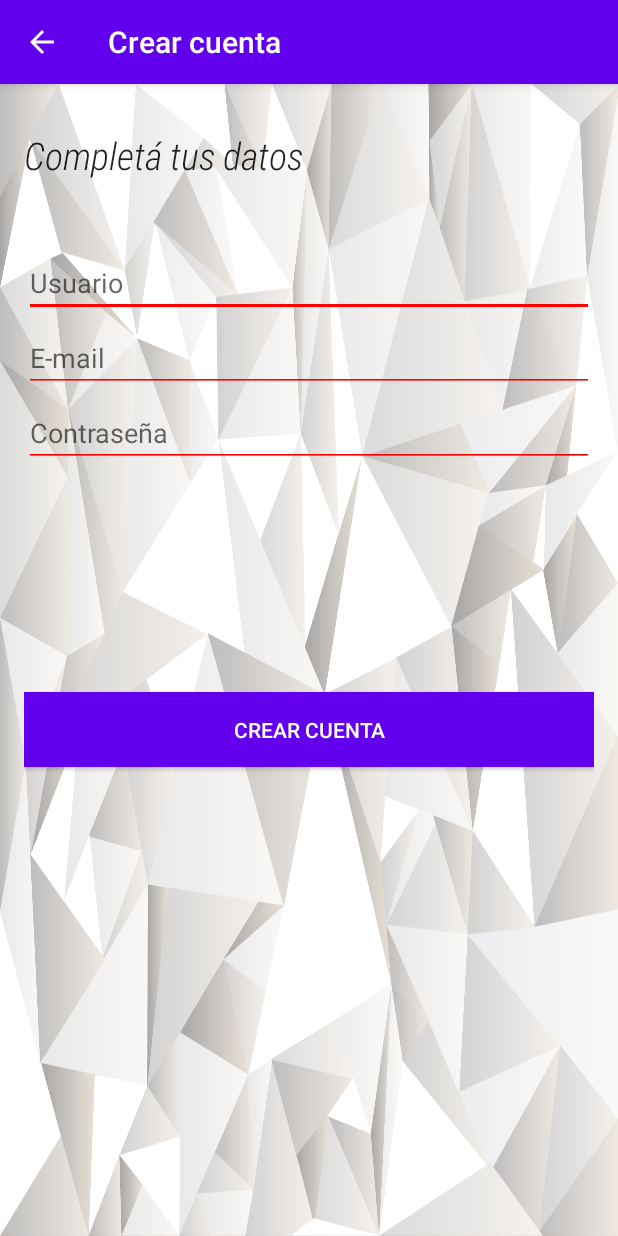
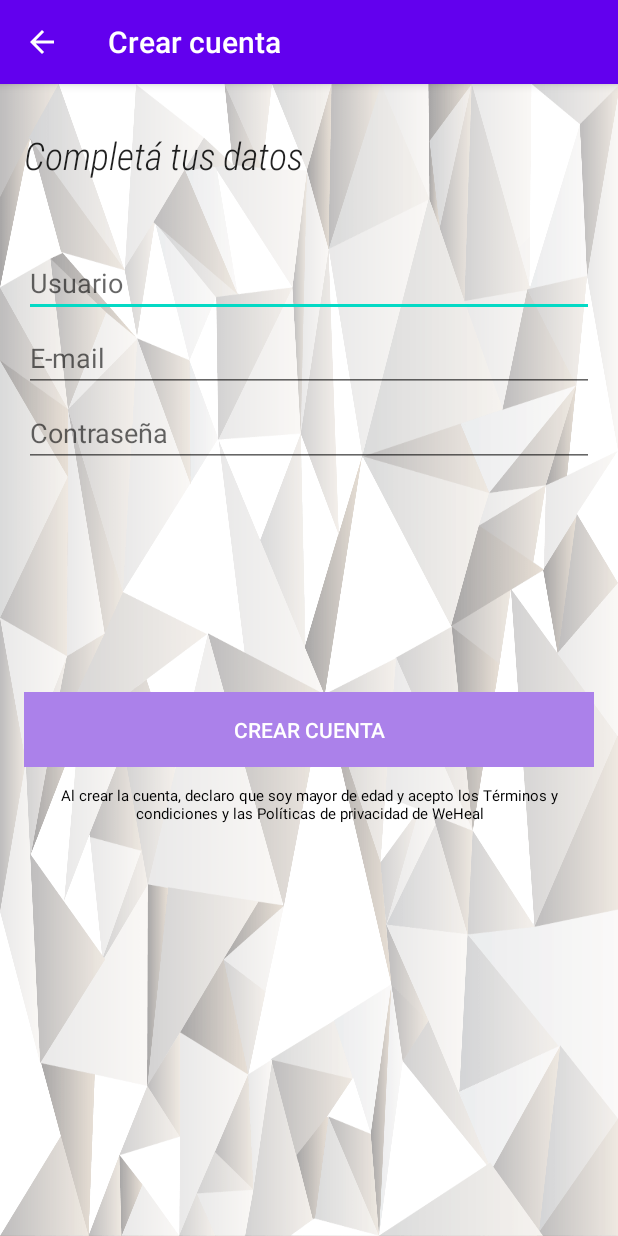
Before and after one commit to Castrogiovanni20/WeHeal, an Android app: the Registro screen opened directly, with no data from a screen before it, on a phone screen of 412 x 824 dp. Run offline under Robolectric (Android 15) with nearby library versions, the light colour scheme and no system bars; our stand-ins replace Firebase (no records; nobody signed in at launch, a user with empty details on screens opened directly).

Commit message:
Add T&C Registro

```diff
--- a/app/src/main/AndroidManifest.xml
+++ b/app/src/main/AndroidManifest.xml
@@ -14,6 +14,7 @@
             android:name="com.facebook.sdk.ApplicationId"
             android:value="@string/facebook_app_id" />
         <activity android:name=".Login"
+            android:windowSoftInputMode="stateVisible|adjustResize"
             android:parentActivityName=".MainActivity"/>
         <activity android:name=".Registro"
             android:parentActivityName=".Registro"/>
--- a/app/src/main/java/com/example/weheal/Registro.java
+++ b/app/src/main/java/com/example/weheal/Registro.java
@@ -6,6 +6,8 @@
 
 import android.content.DialogInterface;
 import android.nfc.Tag;
+import android.text.Editable;
+import android.text.TextWatcher;
 import android.util.Log;
 
 import android.content.Intent;
@@ -29,7 +31,7 @@
 
     private static final String TAG = "Registro";
     private EditText Usuario, Email, Password;
-    private Button Principal, Registro;
+    private Button Registro;
     private FirebaseAuth mAuth;
 
     @Override
@@ -48,6 +50,13 @@
         Password = (EditText) findViewById(R.id.input_password);
 
         Registro  = (Button) findViewById(R.id.boton_registrarse);
+
+        Registro.setEnabled(false);
+        Registro.setBackgroundColor(Color.parseColor("#ab81ea"));
+
+        Usuario.addTextChangedListener(registroTextWatcher);
+        Email.addTextChangedListener(registroTextWatcher);
+        Password.addTextChangedListener(registroTextWatcher);
 
         Registro.setOnClickListener(new View.OnClickListener(){
             @Override
@@ -69,10 +78,9 @@
                         if (task.isSuccessful()){
                             FirebaseUser user = mAuth.getCurrentUser();
                             mostrarDialogo("Usuario registrado con exito.", "Registro exitoso");
-
-                        } else {
-                            Log.w(TAG, "createUserWithEmail:failure", task.getException());
-                            mostrarDialogo("Ocurrio un error en el registro, por favor intente nuevamente.", "Fallo en el registro");
+                        }else {
+                             Log.w(TAG, "createUserWithEmail:failure", task.getException());
+                             mostrarDialogo("Ocurrio un error en el registro, por favor intente nuevamente.", "Fallo en el registro");
                         }
                     }
                 });
@@ -143,4 +151,31 @@
                 .show();
     }
 
+    private TextWatcher registroTextWatcher = new TextWatcher() {
+        @Override
+        public void beforeTextChanged(CharSequence charSequence, int i, int i1, int i2) {
+
+        }
+
+        @Override
+        public void onTextChanged(CharSequence charSequence, int i, int i1, int i2) {
+            String usuarioInput = Usuario.getText().toString().trim();
+            String emailInput = Email.getText().toString().trim();
+            String passwordInput = Password.getText().toString().trim();
+
+            if(!usuarioInput.isEmpty() && !emailInput.isEmpty() && !passwordInput.isEmpty()){
+                Registro.setBackgroundColor(Color.parseColor("#6200EE"));
+                Registro.setEnabled(true);
+            } else {
+                Registro.setBackgroundColor(Color.parseColor("#ab81ea"));
+                Registro.setEnabled(false);
+            }
+        }
+
+        @Override
+        public void afterTextChanged(Editable editable) {
+
+        }
+    };
+
 }
--- a/app/src/main/res/layout/activity_login.xml
+++ b/app/src/main/res/layout/activity_login.xml
@@ -50,7 +50,7 @@
         android:paddingBottom="100dp"
         android:textSize="15dp"
         android:gravity="center"
-        android:text="¿Olvidaste tu constraseña?"
+        android:text="¿Olvidaste tu contraseña?"
         android:fontFamily="sans-serif"
         android:textAppearance="?android:attr/textAppearanceMedium"
         android:textColor="#6200EE" />
--- a/app/src/main/res/layout/activity_registro.xml
+++ b/app/src/main/res/layout/activity_registro.xml
@@ -67,5 +67,17 @@
         android:text="Crear cuenta"
         android:textColor="#FFFFFF" />
 
+    <TextView
+        android:id="@+id/boton_crear_cuenta"
+        android:layout_width="match_parent"
+        android:layout_height="50dp"
+        android:textSize="10dp"
+        android:gravity="center"
+        android:text="@string/terminos_y_condiciones"
+        android:fontFamily="sans-serif"
+        android:textAppearance="?android:attr/textAppearanceMedium"
+        android:textColor="#000000"
+        />
+
 
 </LinearLayout>
--- a/app/src/main/res/values/strings.xml
+++ b/app/src/main/res/values/strings.xml
@@ -5,6 +5,6 @@
     <string name="menu_settings3">Acerca</string>
     <string name="facebook_app_id">1004738499921647</string>
     <string name="fb_login_protocol_scheme">fb1004738499921647</string>
-
+    <string name="terminos_y_condiciones">Al crear la cuenta, declaro que soy mayor de edad y acepto los Términos y condiciones y las Políticas de privacidad de WeHeal</string>
 
 </resources>
--- a/build.gradle
+++ b/build.gradle
@@ -9,8 +9,8 @@
 
     }
     dependencies {
-        classpath 'com.android.tools.build:gradle:3.6.1'
-        classpath 'com.google.gms:google-services:4.3.2'
+        classpath 'com.android.tools.build:gradle:3.3.2'
+        classpath 'com.google.gms:google-services:4.2.0'
         classpath 'com.google.firebase:perf-plugin:1.3.1'
 
         // NOTE: Do not place your application dependencies here; they belong
@@ -22,7 +22,7 @@
     repositories {
         google()
         jcenter()
-
+        mavenCentral()
     }
 }
 
```
Also changed, not shown: app/src/main/java/com/example/weheal/Login.java (+34 -1 lines).
